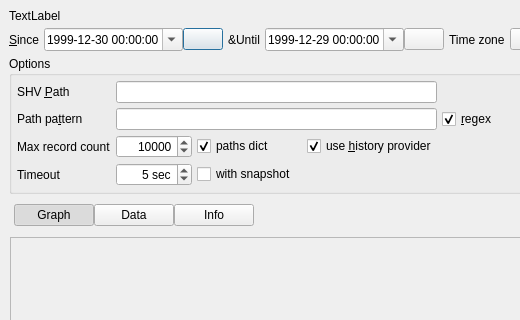
The window that libshvvisu/src/logview/dlgloginspector.ui (syyyr/libshv) describes before a commit, drawn with Qt 5; both pictures show x 0 to 520 and y 0 to 320 of the 1168 by 621 pixel window.
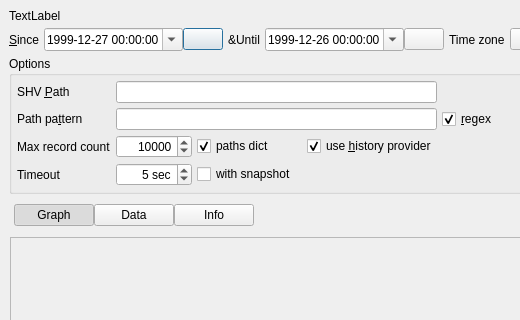
The same window after the commit. Icons and pictures are not drawn. Custom widgets are drawn as their Qt base class.

Patch:
```diff
--- a/libshvvisu/src/logview/dlgloginspector.ui
+++ b/libshvvisu/src/logview/dlgloginspector.ui
@@ -65,7 +65,7 @@
           <date>
            <year>1999</year>
            <month>12</month>
-           <day>30</day>
+           <day>27</day>
           </date>
          </property>
          <property name="displayFormat">
@@ -113,7 +113,7 @@
           <date>
            <year>1999</year>
            <month>12</month>
-           <day>29</day>
+           <day>26</day>
           </date>
          </property>
          <property name="displayFormat">
```
Left out of the diff: 6 changed lines with no effect on the pictures.
